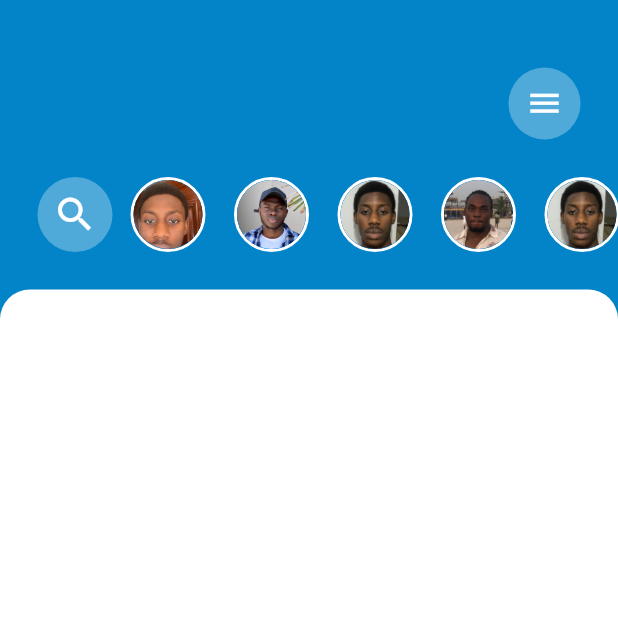
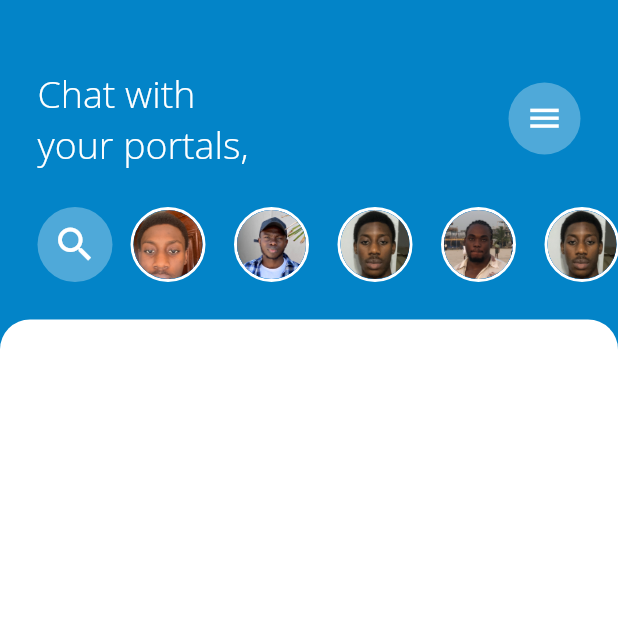
Before and after one commit to levi956/port-hub, a Flutter app: the screen it shows once a user with an empty profile is signed in, on a phone screen of 412 x 824 dp, the top half of it. Run offline on Flutter 3.47's test engine with Material 2 defaults, Android fonts, the phone set to English and light mode, and no system bars; our stand-ins replace cloud_firestore, firebase_auth, firebase_core, flutter_native_splash, fluttertoast, google_fonts; accounts and stored records are empty.

Commit message:
fixed home display user first name

```diff
--- a/lib/pages/home_page.dart
+++ b/lib/pages/home_page.dart
@@ -38,13 +38,28 @@ class _HomePageState extends State<HomePage> {
               padding: const EdgeInsets.only(left: 25.0, top: 45),
               child: Row(
                 children: [
-                  Text(
-                    '',
-                    // myDatabase.getFirstName(),
-                    style: TextStyle(
-                        fontSize: 10,
-                        fontWeight: FontWeight.w300,
-                        color: white),
+                  FutureBuilder(
+                    future: myDatabase.getName2(),
+                    builder: (context, snapshot) {
+                      if (snapshot.connectionState == ConnectionState.done) {
+                        if (snapshot.hasError) {
+                          return const Center(
+                            child: Text('an error has occured '),
+                          );
+                        } else if (snapshot.hasData) {
+                          final data = snapshot.data as String;
+                          return Text(
+                            "Chat with\nyour portals, $data",
+                            // myDatabase.getFirstName(),
+                            style: TextStyle(
+                                fontSize: 25,
+                                fontWeight: FontWeight.w300,
+                                color: white),
+                          );
+                        }
+                      }
+                      return const CircularProgressIndicator.adaptive();
+                    },
                   ),
                   const Spacer(),
                   Container(
@@ -65,7 +80,7 @@ class _HomePageState extends State<HomePage> {
               ),
             ),
             RecentContacts(),
-            RecentMessages(),
+            const RecentMessages(),
           ],
         ),
       ),
--- a/lib/pages/login_page.dart
+++ b/lib/pages/login_page.dart
@@ -157,7 +157,7 @@ class _LoginState extends State<Login> {
 
     User? user = FirebaseAuth.instance.currentUser;
     if (user == null) {
-      showErrorToast('An error has occured');
+      // showErrorToast('An error has occured');
     } else {
       pushToAndClearStack(context, const HomePage());
       showToast('Signed in successfully');
--- a/lib/pages/sign_up.dart
+++ b/lib/pages/sign_up.dart
@@ -230,8 +230,10 @@ class _SignUpState extends State<SignUp> {
           firstName: _firstNameController.text.trim(),
           lastName: _lastNameController.text.trim(),
           email: _newUserEmailController.text.trim()));
-      pushToAndClearStack(context, const HomePage());
+      // pushToAndClearStack(context, const HomePage());
+      // create Dialog here for success registeration, then login
       showToast('Account Successfully created');
+      Auth.signOut();
     }
   }
 }
```
Also changed, not shown: lib/services/database_methods.dart (+4 -3 lines).
